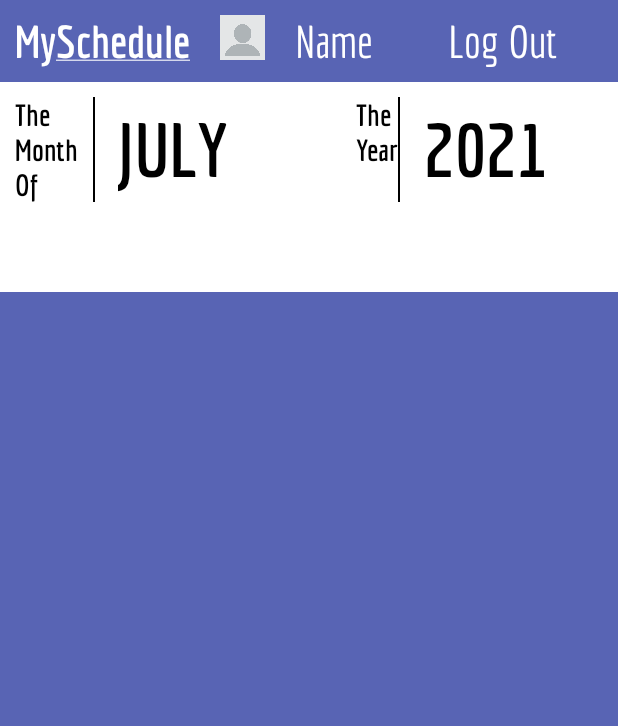
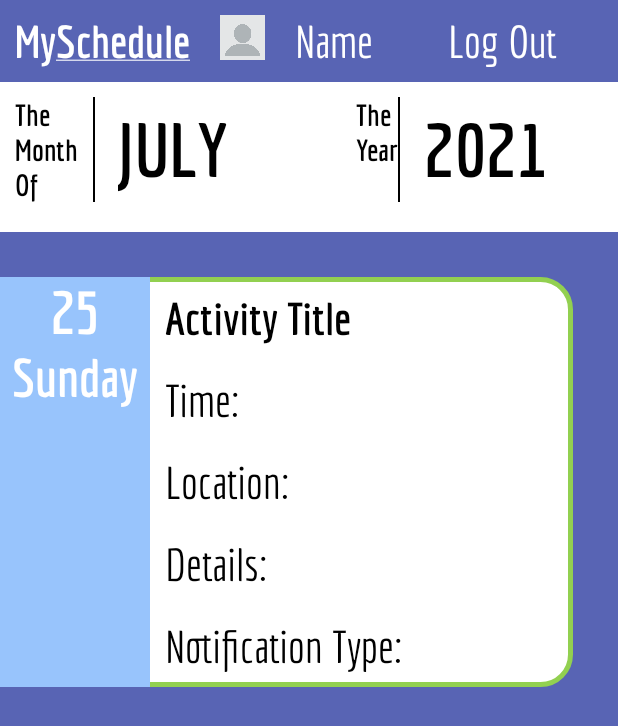
Before and after one commit to RobertJosephB/MOBDEVE, an Android app: the layout activity_single_event.xml on its own in the app's theme, with its tools: preview values and no code run, on a phone screen of 412 x 824 dp. Shown: the top 726 px of the screen. Run offline under Robolectric (Android 15) with nearby library versions, the phone set to English and light mode, and no system bars.

Commit message:
Add files via upload

```diff
--- a/MC02/app/src/main/res/layout/activity_events.xml
+++ b/MC02/app/src/main/res/layout/activity_single_event.xml
@@ -47,7 +47,7 @@
 </LinearLayout>
     <LinearLayout
         android:layout_width="match_parent"
-        android:layout_height="140dp"
+        android:layout_height="100dp"
         android:background="@color/white">
         <LinearLayout
             android:layout_width="wrap_content"
@@ -129,11 +129,83 @@
             android:fontFamily="@font/economicabold"
             android:text="2021"/>
     </LinearLayout>
-
-    <androidx.recyclerview.widget.RecyclerView
-        android:layout_marginTop="10dp"
+    <LinearLayout
         android:layout_width="match_parent"
         android:layout_height="wrap_content"
-        ></androidx.recyclerview.widget.RecyclerView>
+        android:layout_marginTop="30dp"
+        android:background="@drawable/event_frame"
+        android:layout_marginRight="30dp">
+        <LinearLayout
+            android:layout_width="100dp"
+            android:layout_height="match_parent"
+            android:background="@color/event_blue"
+            android:gravity="center"
+            android:orientation="vertical">
+            <TextView
+                android:layout_width="wrap_content"
+                android:layout_height="wrap_content"
+                android:textColor="@color/white"
+                android:text="25"
+                android:fontFamily="@font/economicabold"
+                android:textSize="40sp"/>
+            <TextView
+                android:layout_width="wrap_content"
+                android:layout_height="match_parent"
+                android:textColor="@color/white"
+                android:text="Sunday"
+                android:fontFamily="@font/economicabold"
+                android:textSize="35sp"/>
+        </LinearLayout>
+        <LinearLayout
+            android:layout_width="wrap_content"
+            android:layout_height="match_parent"
+            android:orientation="vertical">
+        <TextView
+            android:layout_margin="10dp"
+            android:layout_width="match_parent"
+            android:layout_height="wrap_content"
 
+            android:textColor="@color/black"
+            android:fontFamily="@font/economicabold"
+            android:textSize="30sp"
+            android:text="Activity Title"/>
+        <TextView
+            android:layout_margin="10dp"
+            android:layout_width="match_parent"
+            android:layout_height="wrap_content"
+
+            android:textColor="@color/black"
+            android:fontFamily="@font/economicaregular"
+            android:textSize="30sp"
+            android:text="Time:"/>
+            <TextView
+                android:layout_margin="10dp"
+                android:layout_width="match_parent"
+                android:layout_height="wrap_content"
+
+                android:textColor="@color/black"
+                android:fontFamily="@font/economicaregular"
+                android:textSize="30sp"
+                android:text="Location:"/>
+            <TextView
+                android:layout_margin="10dp"
+                android:layout_width="match_parent"
+                android:layout_height="wrap_content"
+
+                android:textColor="@color/black"
+                android:fontFamily="@font/economicaregular"
+                android:textSize="30sp"
+                android:text="Details:"/>
+            <TextView
+                android:layout_margin="10dp"
+                android:layout_width="match_parent"
+                android:layout_height="wrap_content"
+
+                android:textColor="@color/black"
+                android:fontFamily="@font/economicaregular"
+                android:textSize="30sp"
+                android:text="Notification Type:"/>
+        </LinearLayout>
+
+    </LinearLayout>
 </LinearLayout>
```
Also changed, not shown: MC02/app/src/main/res/layout/activity_edit_event.xml (added, +298 -0 lines), 1 other file.
